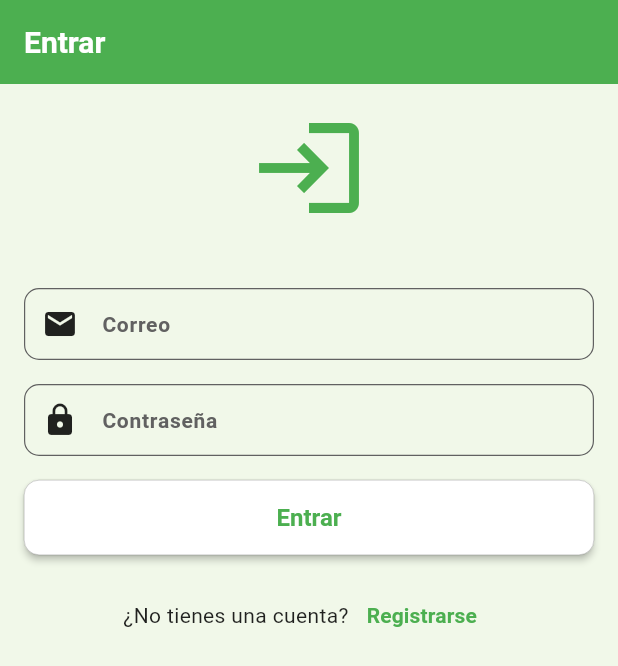
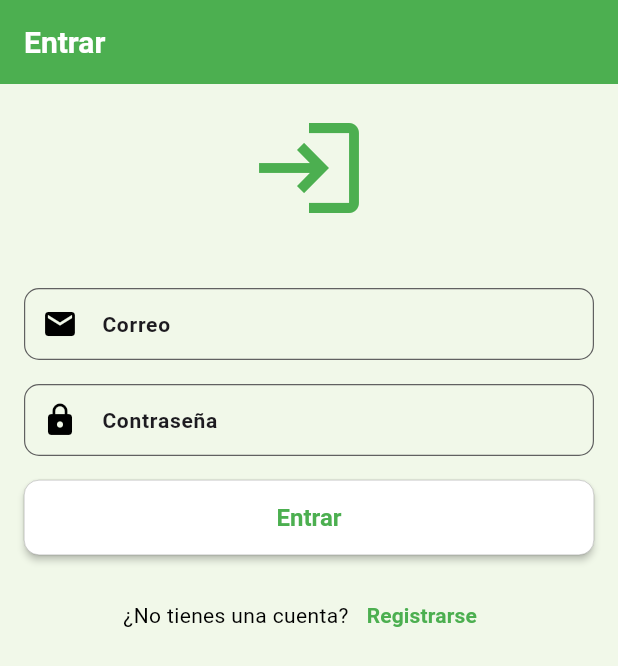
Before and after one commit to DanielPiana/Proyecto_Compras, a Flutter app: the screen it shows after launch, on a phone screen of 412 x 824 dp. Shown: the top 666 px of the screen. Run offline on Flutter 3.47's test engine with Material 3 defaults, Android fonts, the phone set to English and light mode, and no system bars; our stand-ins replace awesome_snackbar_content, file_picker, flutter_dotenv, flutter_speed_dial, image_picker, share_plus and 2 more; accounts and stored records are empty.

Commit message:
Arreglados varios bugs en dispositivos móviles y modo oscuro.

```diff
--- a/lib/main.dart
+++ b/lib/main.dart
@@ -19,7 +19,7 @@ import 'Providers/productoProvider.dart';
 import 'Providers/themeProvider.dart';
 import 'Widgets/awesomeSnackbar.dart';
 import 'l10n/app_localizations.dart';
-import 'package:proyectocompras/services/supermercados/mercadona_service.dart';
+import 'package:proyectocompras/services/mercadona_service.dart';
 import 'package:awesome_snackbar_content/awesome_snackbar_content.dart' as asc;
 
 
@@ -98,7 +98,7 @@ class MainApp extends StatelessWidget {
           onPrimary: Colors.white,
           onSecondary: Colors.black,
           surface: Colors.white,
-          onSurface: Colors.black87,
+          onSurface: Colors.black,
           error: Color(0xFFF44336),
         ),
         scaffoldBackgroundColor: const Color(0xFFF1F8E9),
@@ -124,12 +124,12 @@ class MainApp extends StatelessWidget {
           labelStyle: TextStyle(
             fontSize: 14,
             fontWeight: FontWeight.w600,
-            color: Colors.grey[700]!,
+            color: Theme.of(context).colorScheme.onSurface
           ),
           hintStyle: TextStyle(
             fontSize: 14,
             fontWeight: FontWeight.w600,
-            color: Colors.grey[700]!,
+            color: Theme.of(context).colorScheme.onSurface
           ),
         ),
         elevatedButtonTheme: ElevatedButtonThemeData(
@@ -153,14 +153,14 @@ class MainApp extends StatelessWidget {
             ),
           ),
         ),
-        appBarTheme: const AppBarTheme(
-          backgroundColor: Color(0xFF4CAF50),
+        appBarTheme: AppBarTheme(
+          backgroundColor: const Color(0xFF4CAF50),
           titleTextStyle: TextStyle(
-            color: Colors.white,
+            color:Theme.of(context).colorScheme.onPrimary,
             fontSize: 20,
             fontWeight: FontWeight.bold,
           ),
-          iconTheme: IconThemeData(color: Colors.white),
+          iconTheme: IconThemeData(color: Theme.of(context).colorScheme.onPrimary),
         ),
         useMaterial3: true,
       ),
@@ -170,12 +170,12 @@ class MainApp extends StatelessWidget {
           primary: Color(0xFF4CAF50),
           onPrimary: Colors.white,
           onSecondary: Colors.black,
-          surface: Color(0xFF1E1E1E),
+          surface: Color(0xFF424242),
           onSurface: Colors.white70,
           error: Color(0xFFF44336),
           onError: Colors.white,
         ),
-        scaffoldBackgroundColor: const Color(0xFF121212),
+        scaffoldBackgroundColor: const Color(0xFF1E1E1E),
         inputDecorationTheme: InputDecorationTheme(
           contentPadding: const EdgeInsets.symmetric(
             horizontal: 16,
@@ -183,15 +183,15 @@ class MainApp extends StatelessWidget {
           ),
           border: OutlineInputBorder(
             borderRadius: BorderRadius.circular(10),
-            borderSide: const BorderSide(
-              color: Colors.white38,
+            borderSide: BorderSide(
+              color: Theme.of(context).colorScheme.onPrimary,
               width: 0.8,
             ),
           ),
           enabledBorder: OutlineInputBorder(
             borderRadius: BorderRadius.circular(10),
-            borderSide: const BorderSide(
-              color: Colors.white54,
+            borderSide: BorderSide(
+              color: Colors.grey[700]!,
               width: 0.8,
             ),
           ),
@@ -207,17 +207,17 @@ class MainApp extends StatelessWidget {
             fontWeight: FontWeight.w600,
             color: Colors.white70,
           ),
-          hintStyle: const TextStyle(
+          hintStyle: TextStyle(
             fontSize: 14,
-            color: Colors.white54,
+            color: Theme.of(context).colorScheme.onPrimary,
           ),
         ),
         elevatedButtonTheme: ElevatedButtonThemeData(
           style: ElevatedButton.styleFrom(
             elevation: 2,
-            shadowColor: Colors.black,
+            shadowColor: Theme.of(context).colorScheme.onSecondary,
             side: const BorderSide(
-              color: Colors.white24,
+              color: Color(0xFF4CAF50),
               width: 0.8,
             ),
             shape: RoundedRectangleBorder(
@@ -233,14 +233,14 @@ class MainApp extends StatelessWidget {
             ),
           ),
         ),
-        appBarTheme: const AppBarTheme(
-          backgroundColor: Color(0xFF2C6B31),
+        appBarTheme: AppBarTheme(
+          backgroundColor: const Color(0xFF2C6B31),
           titleTextStyle: TextStyle(
-            color: Colors.white,
+            color: Theme.of(context).colorScheme.onPrimary,
             fontSize: 20,
             fontWeight: FontWeight.bold,
           ),
-          iconTheme: IconThemeData(color: Colors.white),
+          iconTheme: IconThemeData(color: Theme.of(context).colorScheme.onPrimary),
         ),
         useMaterial3: true,
       ),
@@ -336,10 +336,14 @@ class MainState extends State<Main> {
                   borderRadius: BorderRadius.circular(10),
                 ),
                 child: TextField(
+                  style: const TextStyle(color: Colors.black),
                   decoration: InputDecoration(
-                    prefixIcon: const Icon(Icons.search),
-                    hintText: (AppLocalizations.of(context)!.search),
+                    prefixIcon: const Icon(Icons.search, color: Colors.black),
+                    hintText: AppLocalizations.of(context)!.search,
+                    hintStyle: const TextStyle(color: Colors.black54),
                     border: InputBorder.none,
+                    focusedBorder: InputBorder.none,
+                    enabledBorder: InputBorder.none,
                   ),
                 ),
               ),
@@ -365,7 +369,6 @@ class MainState extends State<Main> {
                   Navigator.pushReplacementNamed(context, '/login');
                 }
               },
-
             ),
           ],
         ),
@@ -385,7 +388,6 @@ class MainState extends State<Main> {
                 trailing: DropdownButton(
                     items: language,
                     onChanged: (value) {
-
                       setState(() {
                         languageSelected =
                             value;
```
Also changed, not shown: lib/View/compra.dart (+6 -4 lines), lib/View/detalleReceta.dart (+82 -43 lines), lib/View/gastos.dart (+28 -10 lines), lib/View/producto.dart (+8 -6 lines), lib/View/recetas.dart (+46 -43 lines), lib/Widgets/stepperPersonalizado.dart (+41 -20 lines), lib/services/mercadona_service.dart (renamed from lib/services/supermercados/mercadona_service.dart).
